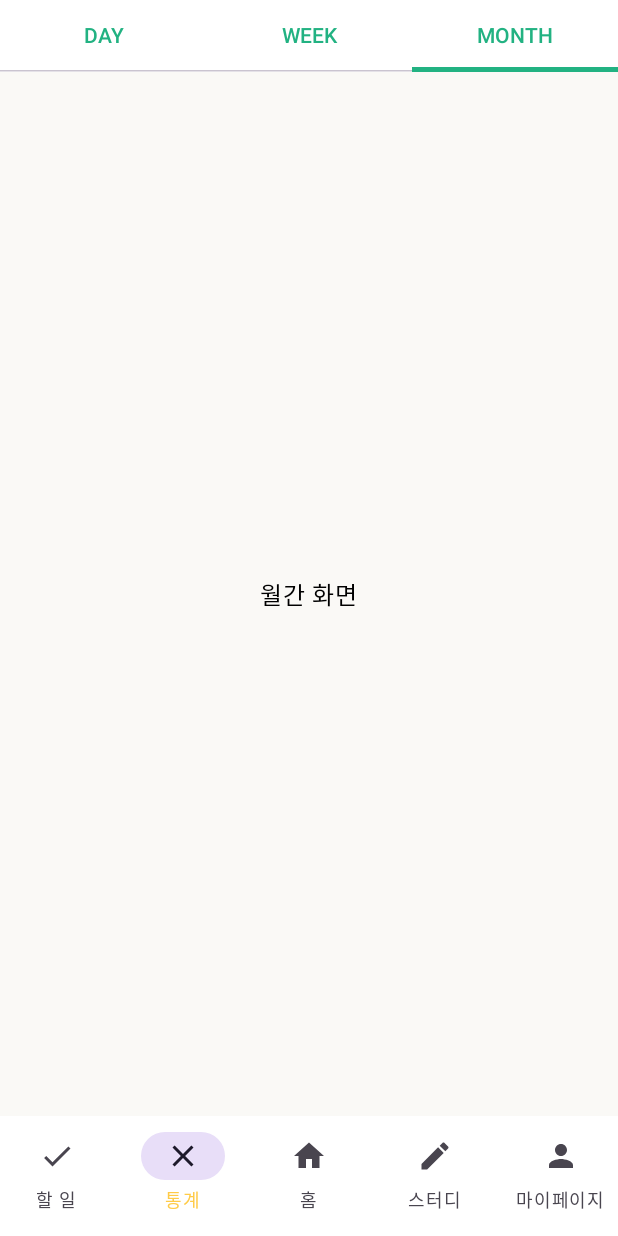
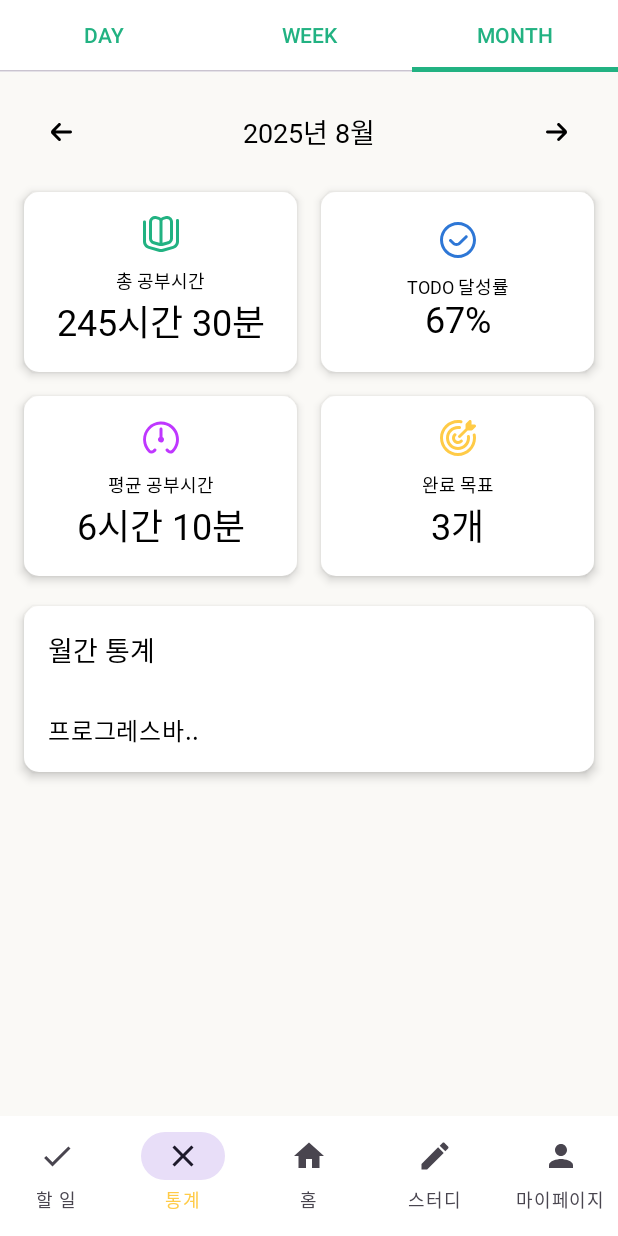
Before and after one commit to LIKELION-Android-Bootcamp-4th/Todori, an Android app built with Jetpack Compose: the StatsScreen screen opened through its navigation route, tab 3 chosen, on a phone screen of 412 x 824 dp. Run offline under Robolectric (Android 15) with nearby library versions, the phone set to English and light mode, and no system bars; Roboto replaces fonts that are not available here.

Commit message:
[UI/MONTH 카드 추가]

```diff
--- /dev/null
+++ b/app/src/main/java/com/mukmuk/todori/ui/screen/stats/card/MonthCard.kt
@@ -0,0 +1,164 @@
+package com.mukmuk.todori.ui.screen.stats.card
+
+import androidx.compose.foundation.layout.Arrangement
+import androidx.compose.foundation.layout.Column
+import androidx.compose.foundation.layout.Row
+import androidx.compose.foundation.layout.Spacer
+import androidx.compose.foundation.layout.fillMaxSize
+import androidx.compose.foundation.layout.fillMaxWidth
+import androidx.compose.foundation.layout.height
+import androidx.compose.foundation.layout.padding
+import androidx.compose.foundation.layout.size
+import androidx.compose.foundation.shape.RoundedCornerShape
+import androidx.compose.material3.Card
+import androidx.compose.material3.CardDefaults
+import androidx.compose.material3.Icon
+import androidx.compose.material3.Text
+import androidx.compose.runtime.Composable
+import androidx.compose.ui.Alignment
+import androidx.compose.ui.Modifier
+import androidx.compose.ui.graphics.Color
+import androidx.compose.ui.res.painterResource
+import androidx.compose.ui.unit.dp
+import com.mukmuk.todori.R
+import com.mukmuk.todori.ui.theme.AppTextStyle
+import com.mukmuk.todori.ui.theme.Dimens
+import com.mukmuk.todori.ui.theme.Dimens.DefaultCornerRadius
+import com.mukmuk.todori.ui.theme.White
+
+@Composable
+fun MonthCard() {
+    Column {
+        Row(
+            modifier = Modifier
+                .fillMaxWidth()
+                .padding(horizontal = Dimens.Medium),
+            horizontalArrangement = Arrangement.spacedBy(16.dp)
+        ) {
+            //총 공부시간
+            Card(
+                modifier = Modifier
+                    .weight(1f)
+                    .height(120.dp),
+                shape = RoundedCornerShape(DefaultCornerRadius),
+                colors = CardDefaults.cardColors(
+                    containerColor = White
+                ),
+                elevation = CardDefaults.cardElevation(4.dp)
+            ) {
+                Column(
+                    modifier = Modifier
+                        .fillMaxSize(),
+                    horizontalAlignment = Alignment.CenterHorizontally,
+                    verticalArrangement = Arrangement.Center,
+                ) {
+                    Icon(
+                        painter = painterResource(R.drawable.icon_alltime),
+                        contentDescription = null,
+                        modifier = Modifier.size(24.dp),
+                        tint = Color.Unspecified
+                    )
+                    Spacer(modifier = Modifier.height(Dimens.Small))
+                    Text("총 공부시간", style = AppTextStyle.MypageButtonText)
+                    Text("245시간 30분", style = AppTextStyle.TitleMedium)
+                }
+            }
+
+            //TODO 달성률
+            Card(
+                modifier = Modifier
+                    .weight(1f)
+                    .height(120.dp),
+                shape = RoundedCornerShape(DefaultCornerRadius),
+                colors = CardDefaults.cardColors(
+                    containerColor = White
+                ),
+                elevation = CardDefaults.cardElevation(4.dp)
+            ) {
+                Column(
+                    modifier = Modifier
+                        .fillMaxSize(),
+                    horizontalAlignment = Alignment.CenterHorizontally,
+                    verticalArrangement = Arrangement.Center,
+                ) {
+                    Icon(
+                        painter = painterResource(R.drawable.icon_check),
+                        contentDescription = null,
+                        modifier = Modifier.size(24.dp),
+                        tint = Color.Unspecified
+                    )
+                    Spacer(modifier = Modifier.height(Dimens.Small))
+                    Text("TODO 달성률", style = AppTextStyle.MypageButtonText)
+                    Text("67%", style = AppTextStyle.TitleMedium)
+                }
+            }
+        }
+
+        Spacer(modifier = Modifier.height(Dimens.Medium))
+
+        Row(
+            modifier = Modifier
+                .fillMaxWidth()
+                .padding(horizontal = Dimens.Medium),
+            horizontalArrangement = Arrangement.spacedBy(16.dp)
+        ) {
+            //평균 공부시간
+            Card(
+                modifier = Modifier
+                    .weight(1f)
+                    .height(120.dp),
+                shape = RoundedCornerShape(DefaultCornerRadius),
+                colors = CardDefaults.cardColors(
+                    containerColor = White
+                ),
+                elevation = CardDefaults.cardElevation(4.dp)
+            ) {
+                Column(
+                    modifier = Modifier
+                        .fillMaxSize(),
+                    horizontalAlignment = Alignment.CenterHorizontally,
+                    verticalArrangement = Arrangement.Center,
+                ) {
+                    Icon(
+                        painter = painterResource(R.drawable.icon_average),
+                        contentDescription = null,
+                        modifier = Modifier.size(24.dp),
+                        tint = Color.Unspecified
+                    )
+                    Spacer(modifier = Modifier.height(Dimens.Small))
+                    Text("평균 공부시간", style = AppTextStyle.MypageButtonText)
+                    Text("6시간 10분", style = AppTextStyle.TitleMedium)
+                }
+            }
+
+            //완료 목표
+            Card(
+                modifier = Modifier
+                    .weight(1f)
+                    .height(120.dp),
+                shape = RoundedCornerShape(DefaultCornerRadius),
+                colors = CardDefaults.cardColors(
+                    containerColor = White
+                ),
+                elevation = CardDefaults.cardElevation(4.dp)
+            ) {
+                Column(
+                    modifier = Modifier
+                        .fillMaxSize(),
+                    horizontalAlignment = Alignment.CenterHorizontally,
+                    verticalArrangement = Arrangement.Center
+                ) {
+                    Icon(
+                        painter = painterResource(R.drawable.icon_completed_goal),
+                        contentDescription = null,
+                        modifier = Modifier.size(24.dp),
+                        tint = Color.Unspecified
+                    )
+                    Spacer(modifier = Modifier.height(Dimens.Small))
+                    Text("완료 목표", style = AppTextStyle.MypageButtonText)
+                    Text("3개", style = AppTextStyle.TitleMedium)
+                }
+            }
+        }
+    }
+}
--- /dev/null
+++ b/app/src/main/java/com/mukmuk/todori/ui/screen/stats/card/MonthProgress.kt
@@ -0,0 +1,40 @@
+package com.mukmuk.todori.ui.screen.stats.card
+
+import androidx.compose.foundation.layout.Column
+import androidx.compose.foundation.layout.Spacer
+import androidx.compose.foundation.layout.fillMaxWidth
+import androidx.compose.foundation.layout.height
+import androidx.compose.foundation.layout.padding
+import androidx.compose.foundation.shape.RoundedCornerShape
+import androidx.compose.material3.Card
+import androidx.compose.material3.CardDefaults
+import androidx.compose.material3.Text
+import androidx.compose.runtime.Composable
+import androidx.compose.ui.Modifier
+import androidx.compose.ui.unit.dp
+import com.mukmuk.todori.ui.theme.AppTextStyle
+import com.mukmuk.todori.ui.theme.Dimens
+import com.mukmuk.todori.ui.theme.Dimens.DefaultCornerRadius
+import com.mukmuk.todori.ui.theme.White
+
+@Composable
+fun MonthProgress() {
+    Column {
+        Card(
+            modifier = Modifier
+                .fillMaxWidth(1f)
+                .padding(horizontal = Dimens.Medium),
+            shape = RoundedCornerShape(DefaultCornerRadius),
+            colors = CardDefaults.cardColors(
+                containerColor = White
+            ),
+            elevation = CardDefaults.cardElevation(4.dp)
+        ) {
+            Column(modifier = Modifier.padding(Dimens.Medium)) {
+                Text("월간 통계", style = AppTextStyle.TitleSmall)
+                Spacer(modifier = Modifier.height(Dimens.XLarge))
+                Text("프로그레스바..")
+            }
+        }
+    }
+}
--- /dev/null
+++ b/app/src/main/java/com/mukmuk/todori/ui/screen/stats/card/SelectedMonth.kt
@@ -0,0 +1,60 @@
+package com.mukmuk.todori.ui.screen.stats.card
+
+import androidx.compose.foundation.layout.Box
+import androidx.compose.foundation.layout.Row
+import androidx.compose.foundation.layout.fillMaxWidth
+import androidx.compose.foundation.layout.padding
+import androidx.compose.foundation.layout.size
+import androidx.compose.material3.Icon
+import androidx.compose.material3.IconButton
+import androidx.compose.material3.Text
+import androidx.compose.runtime.Composable
+import androidx.compose.ui.Alignment
+import androidx.compose.ui.Modifier
+import androidx.compose.ui.res.painterResource
+import androidx.compose.ui.unit.dp
+import com.mukmuk.todori.R
+import com.mukmuk.todori.ui.theme.AppTextStyle
+import com.mukmuk.todori.ui.theme.Dimens
+
+@Composable
+fun SelectedMonth() {
+    Box(
+        modifier = Modifier
+            .fillMaxWidth()
+            .padding(Dimens.Medium)
+    ) {
+        //왼쪽 화살표
+        Row(
+            modifier = Modifier.align(Alignment.CenterStart)
+        ) {
+            IconButton(onClick = {}) {
+                Icon(
+                    painter = painterResource(R.drawable.icon_arrow_left),
+                    contentDescription = null,
+                    modifier = Modifier.size(24.dp)
+                )
+            }
+        }
+
+        //월 표시
+        Row(
+            modifier = Modifier.align(Alignment.Center)
+        ) {
+            Text("2025년 8월", style = AppTextStyle.TitleSmall)
+        }
+
+        //오른쪽 화살표
+        Row(
+            modifier = Modifier.align(Alignment.CenterEnd)
+        ) {
+            IconButton(onClick = {}) {
+                Icon(
+                    painter = painterResource(R.drawable.icon_arrow_right),
+                    contentDescription = null,
+                    modifier = Modifier.size(24.dp)
+                )
+            }
+        }
+    }
+}
--- a/app/src/main/java/com/mukmuk/todori/ui/screen/stats/tab/MonthTab.kt
+++ b/app/src/main/java/com/mukmuk/todori/ui/screen/stats/tab/MonthTab.kt
@@ -1,15 +1,26 @@
 package com.mukmuk.todori.ui.screen.stats.tab
 
-import androidx.compose.foundation.layout.Box
+import androidx.compose.foundation.layout.Column
+import androidx.compose.foundation.layout.Spacer
 import androidx.compose.foundation.layout.fillMaxSize
-import androidx.compose.material3.Text
+import androidx.compose.foundation.layout.height
 import androidx.compose.runtime.Composable
 import androidx.compose.ui.Alignment
 import androidx.compose.ui.Modifier
+import com.mukmuk.todori.ui.screen.stats.card.MonthCard
+import com.mukmuk.todori.ui.screen.stats.card.MonthProgress
+import com.mukmuk.todori.ui.screen.stats.card.SelectedMonth
+import com.mukmuk.todori.ui.theme.Dimens
 
 @Composable
 fun MonthTab() {
-    Box(modifier = Modifier.fillMaxSize(), contentAlignment = Alignment.Center) {
-        Text("월간 화면")
+    Column(
+        horizontalAlignment = Alignment.CenterHorizontally,
+        modifier = Modifier.fillMaxSize()
+    ) {
+        SelectedMonth()
+        MonthCard()
+        Spacer(modifier = Modifier.height(Dimens.Large))
+        MonthProgress()
     }
 }
```
